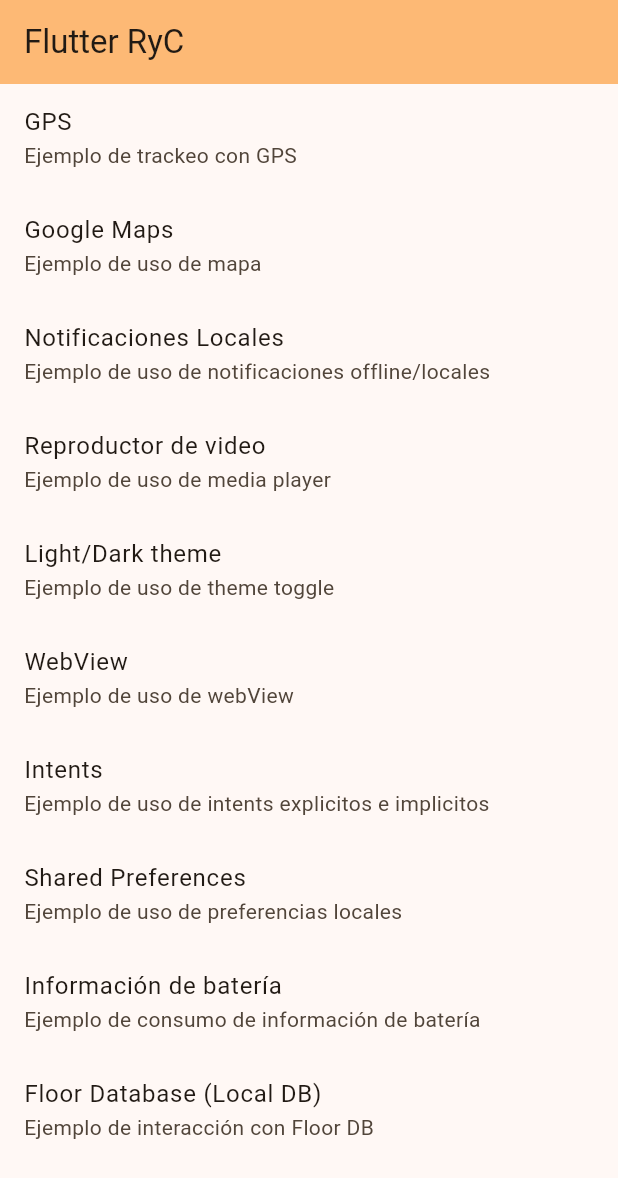
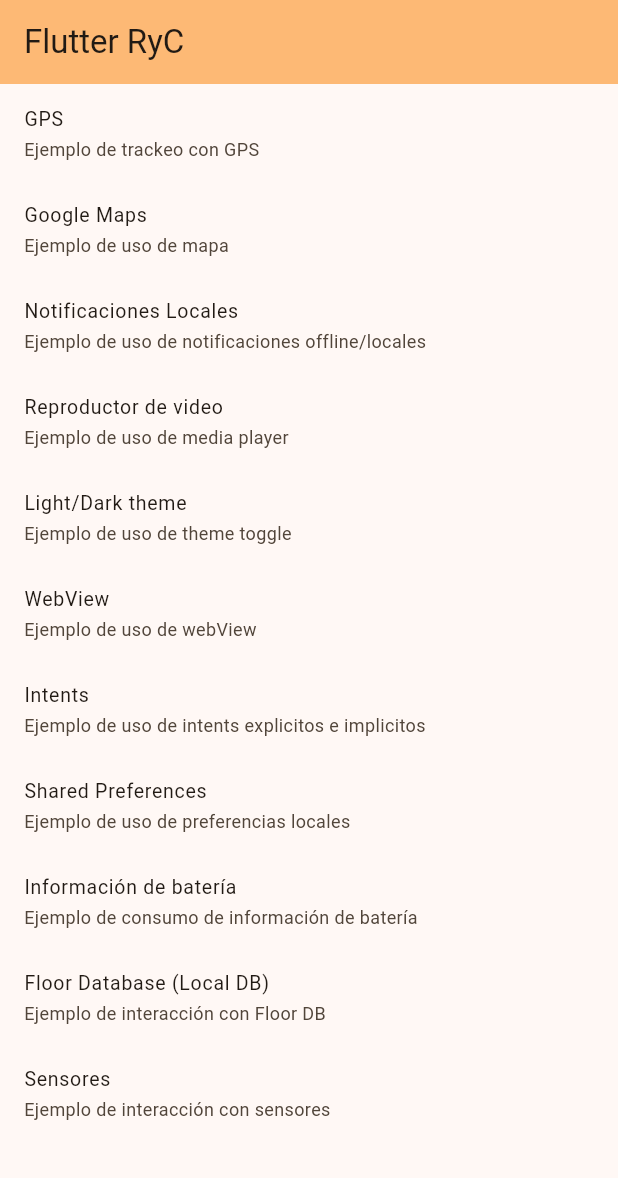
Before and after one commit to figonzal1/ryc_flutter, a Flutter app: the screen it shows after launch, on a phone screen of 412 x 824 dp. Shown: the top 1178 px of the screen. Run offline on Flutter 3.47's test engine with Material 3 defaults, Android fonts, the phone set to English and light mode, and no system bars; our stand-ins replace battery_plus, floor, google_maps_flutter, location, logger, permission_handler and 5 more; missing offline and left inert: android_intent_plus, external_app_launcher; accounts and stored records are empty; generated files the repository leaves out were written again.

Commit message:
implementacion de sensores
Signed-off-by: figonzal1 <felipe.gonzalezalarcon94@gmail.com>

```diff
--- a/lib/main.dart
+++ b/lib/main.dart
@@ -5,6 +5,7 @@
 import 'package:ryc_flutter/gps/GpsPage.dart';
 import 'package:ryc_flutter/intents/IntentsPage.dart';
 import 'package:ryc_flutter/local_notifications/NotificationsPage.dart';
+import 'package:ryc_flutter/sensor/SensorPage.dart';
 import 'package:ryc_flutter/shared_pref/SharedPrefPage.dart';
 import 'package:ryc_flutter/theme_toggle/ThemeTogglePage.dart';
 import 'package:ryc_flutter/videoplayer/VideoPlayerPage.dart';
@@ -82,6 +83,7 @@
       body: ListView(
         children: <Widget>[
           ListTile(
+            dense: true,
             title: const Text("GPS"),
             subtitle: const Text("Ejemplo de trackeo con GPS"),
             onTap: () {
@@ -93,6 +95,7 @@
             },
           ),
           ListTile(
+            dense: true,
             title: const Text("Google Maps"),
             subtitle: const Text("Ejemplo de uso de mapa"),
             onTap: () {
@@ -105,6 +108,7 @@
             },
           ),
           ListTile(
+            dense: true,
             title: const Text("Notificaciones Locales"),
             subtitle:
                 const Text("Ejemplo de uso de notificaciones offline/locales"),
@@ -118,6 +122,7 @@
             },
           ),
           ListTile(
+            dense: true,
             title: const Text("Reproductor de video"),
             subtitle: const Text("Ejemplo de uso de media player"),
             onTap: () {
@@ -130,6 +135,7 @@
             },
           ),
           ListTile(
+            dense: true,
             title: const Text("Light/Dark theme"),
             subtitle: const Text("Ejemplo de uso de theme toggle"),
             onTap: () {
@@ -143,6 +149,7 @@
             },
           ),
           ListTile(
+            dense: true,
             title: const Text("WebView"),
             subtitle: const Text("Ejemplo de uso de webView"),
             onTap: () {
@@ -155,6 +162,7 @@
             },
           ),
           ListTile(
+            dense: true,
             title: const Text("Intents"),
             subtitle:
                 const Text("Ejemplo de uso de intents explicitos e implicitos"),
@@ -168,6 +176,7 @@
             },
           ),
           ListTile(
+            dense: true,
             title: const Text("Shared Preferences"),
             subtitle: const Text("Ejemplo de uso de preferencias locales"),
             onTap: () {
@@ -180,6 +189,7 @@
             },
           ),
           ListTile(
+            dense: true,
             title: const Text("Información de batería"),
             subtitle:
                 const Text("Ejemplo de consumo de información de batería"),
@@ -193,6 +203,7 @@
             },
           ),
           ListTile(
+            dense: true,
             title: const Text("Floor Database (Local DB)"),
             subtitle: const Text("Ejemplo de interacción con Floor DB"),
             onTap: () {
@@ -203,6 +214,19 @@
                         const FloorDbPage(title: "Floor DB Page")),
               );
             },
+          ),
+          ListTile(
+            dense: true,
+            title: const Text("Sensores"),
+            subtitle: const Text("Ejemplo de interacción con sensores"),
+            onTap: () {
+              Navigator.push(
+                context,
+                MaterialPageRoute(
+                    builder: (context) =>
+                        const SensorPage(title: "Sensores Page")),
+              );
+            },
           )
         ],
       ),
--- a/pubspec.yaml
+++ b/pubspec.yaml
@@ -47,6 +47,7 @@
   shared_preferences: ^2.2.3
   battery_plus: ^6.0.1
   floor: ^1.5.0
+  sensors_plus: ^5.0.1
 
 dev_dependencies:
   flutter_test:
```
Also changed, not shown: lib/sensor/SensorPage.dart (added, +136 -0 lines), pubspec.lock.
